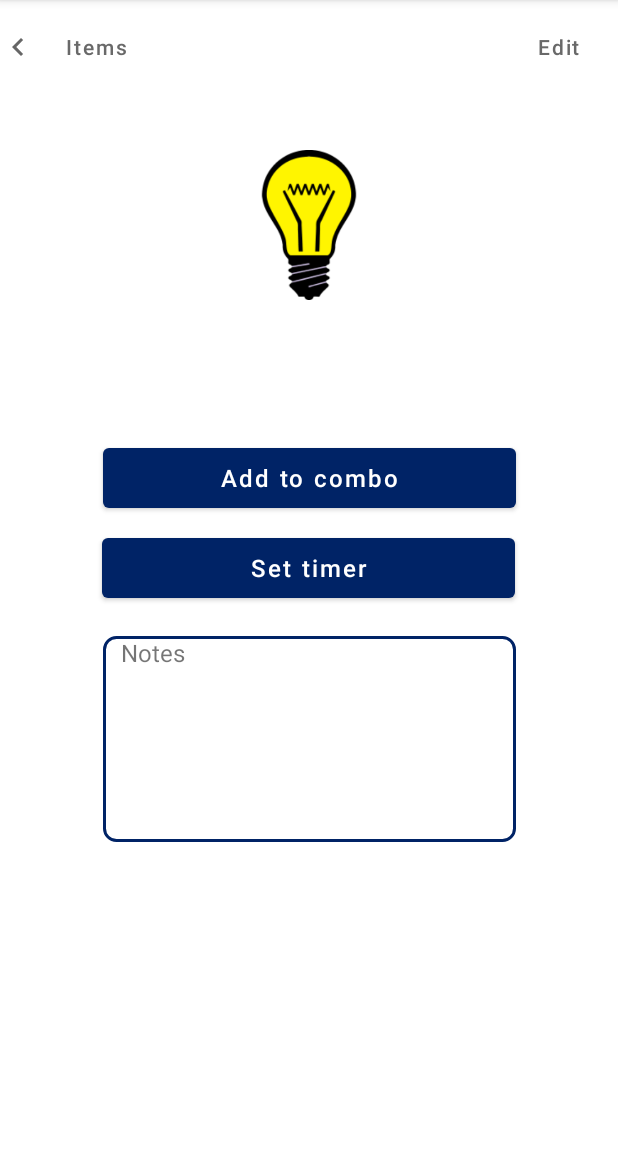
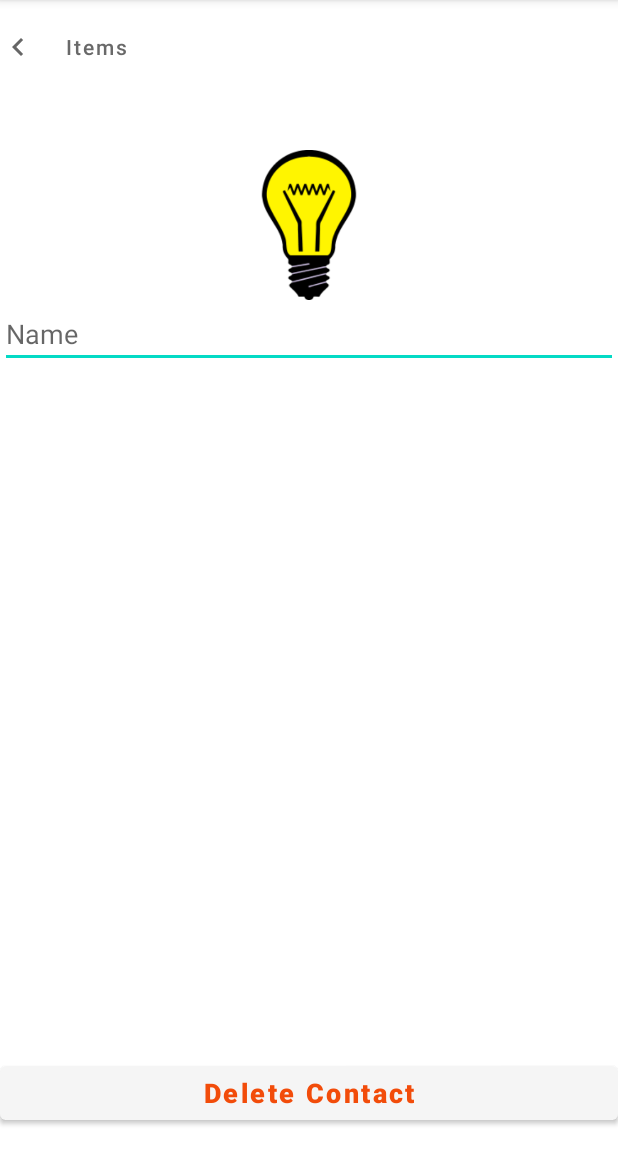
Before and after one commit to guyp98/smartHome, an Android app: the EditItem screen opened directly, with no data from a screen before it, on a phone screen of 412 x 824 dp, the part 84-1236 px from its top. Run offline under Robolectric (Android 15) with nearby library versions, the phone set to English and light mode, and no system bars; 1 statement that could not run was skipped.

Commit message:
edit screen, new commands
adding edit screen which allows currently to change names.
onClickListener for switch so that we can notify when turned on and off.
changed the json commands for itemDataInitialiseResponse

```diff
--- a/src/ClientAndroidApp/RealProject/app/src/main/AndroidManifest.xml
+++ b/src/ClientAndroidApp/RealProject/app/src/main/AndroidManifest.xml
@@ -13,6 +13,7 @@
         android:theme="@style/Theme.RealProject"
         android:usesCleartextTraffic="true">
         <activity android:name=".EditItem"></activity>
+        <activity android:name=".ItemInfo" />
         <activity android:name=".RegisterScreen" />
         <activity android:name=".LoadingPage" />
         <activity android:name=".MainMenu" />
--- a/src/ClientAndroidApp/RealProject/app/src/main/java/com/example/realproject/EditItem.java
+++ b/src/ClientAndroidApp/RealProject/app/src/main/java/com/example/realproject/EditItem.java
@@ -2,38 +2,51 @@ package com.example.realproject;
 
 import androidx.appcompat.app.AppCompatActivity;
 
+import android.app.Activity;
 import android.content.Intent;
 import android.os.Bundle;
 import android.view.View;
+import android.widget.Button;
+import android.widget.EditText;
 import android.widget.ImageView;
-import android.widget.TextView;
 
 public class EditItem extends AppCompatActivity {
-
-     private TextView name;
-     private ImageView image;
-
+    private EditText nameEdit;
+    private ImageView image;
+    private String name;
+    private int imageInt;
+    private Button back2Info;
     @Override
     protected void onCreate(Bundle savedInstanceState) {
         super.onCreate(savedInstanceState);
         setContentView(R.layout.activity_edit_item);
+        Intent intent =getIntent();
+        name = intent.getStringExtra("area");
+        nameEdit = findViewById(R.id.edittext_edit_item_name);
+        image=findViewById(R.id.imageView_edititem);
+        nameEdit.setText(name);
+        back2Info = findViewById(R.id.button_items_back2);
+        imageInt = intent.getIntExtra("picture", -1);
+        image.setImageResource(imageInt);
+    }
 
-        name = findViewById(R.id.textView_appliance_name);
-        image = findViewById(R.id.imageView_appliance_kind);
-        Intent intent = getIntent();
-        String nameString = intent.getStringExtra("areaInput");
-        int imageInt = intent.getIntExtra("picture",-1);
-        name.setText(nameString);
-        image.setImageResource(imageInt);
+
+    public void onClickEdit(View view){
+            if(view.getId()==back2Info.getId()){
+
+                Intent resultIntent = new Intent();
+                //resultIntent.putExtra("type", typeString);
+                resultIntent.putExtra("area", nameEdit.getText().toString());
+                setResult(Activity.RESULT_OK, resultIntent);
+                finish();
+
+
+            }
+
+
+
+
+
 
     }
-
-    @Override
-    public void finish() {
-        super.finish();
-        overridePendingTransition(R.anim.slide_in_left, R.anim.slide_out_right);
-    }
-    public void back (View view){
-        finish();
-    }
 }
--- a/src/ClientAndroidApp/RealProject/app/src/main/res/anim/slide_in_left.xml
+++ b/src/ClientAndroidApp/RealProject/app/src/main/res/anim/slide_in_left.xml
@@ -2,7 +2,7 @@
 
 <set xmlns:android="http://schemas.android.com/apk/res/android">
     <translate
-        android:duration="@android:integer/config_mediumAnimTime"
+        android:duration="@android:integer/config_shortAnimTime"
         android:fromXDelta="-100%p"
         android:toXDelta="0" />
 </set>
--- a/src/ClientAndroidApp/RealProject/app/src/main/res/anim/slide_in_right.xml
+++ b/src/ClientAndroidApp/RealProject/app/src/main/res/anim/slide_in_right.xml
@@ -2,7 +2,7 @@
 
 <set xmlns:android="http://schemas.android.com/apk/res/android">
     <translate
-        android:duration="@android:integer/config_mediumAnimTime"
+        android:duration="@android:integer/config_shortAnimTime"
         android:fromXDelta="100%p"
         android:toXDelta="0" />
 </set>
--- a/src/ClientAndroidApp/RealProject/app/src/main/res/anim/slide_out_left.xml
+++ b/src/ClientAndroidApp/RealProject/app/src/main/res/anim/slide_out_left.xml
@@ -2,7 +2,7 @@
 
 <set xmlns:android="http://schemas.android.com/apk/res/android">
     <translate
-        android:duration="@android:integer/config_mediumAnimTime"
+        android:duration="@android:integer/config_shortAnimTime"
         android:fromXDelta="0"
         android:toXDelta="-100%p" />
 </set>
--- a/src/ClientAndroidApp/RealProject/app/src/main/res/anim/slide_out_right.xml
+++ b/src/ClientAndroidApp/RealProject/app/src/main/res/anim/slide_out_right.xml
@@ -2,7 +2,7 @@
 
 <set xmlns:android="http://schemas.android.com/apk/res/android">
     <translate
-        android:duration="@android:integer/config_mediumAnimTime"
+        android:duration="@android:integer/config_shortAnimTime"
         android:fromXDelta="0"
         android:toXDelta="100%p" />
 </set>
--- a/src/ClientAndroidApp/RealProject/app/src/main/res/layout/activity_edit_item.xml
+++ b/src/ClientAndroidApp/RealProject/app/src/main/res/layout/activity_edit_item.xml
@@ -4,39 +4,10 @@
     xmlns:tools="http://schemas.android.com/tools"
     android:layout_width="match_parent"
     android:layout_height="match_parent"
-    android:background="#FFFFFF"
     tools:context=".EditItem">
 
-    <Button
-        android:id="@+id/button_items_return"
-        android:layout_width="80dp"
-        android:layout_height="46dp"
-        android:layout_marginTop="8dp"
-        android:background="?android:attr/selectableItemBackground"
-        android:onClick="back"
-        android:text="Items"
-        android:textAllCaps="false"
-
-        android:textColor="@color/darkGrey"
-        app:layout_constraintStart_toEndOf="@+id/imageView"
-        app:layout_constraintTop_toTopOf="parent" />
-
-    <Button
-        android:id="@+id/button_edit_single_item"
-        android:layout_width="80dp"
-        android:layout_height="46dp"
-        android:layout_marginTop="8dp"
-        android:background="?android:attr/selectableItemBackground"
-        android:onClick="back"
-        android:text="Edit"
-        android:textAllCaps="false"
-        android:textColor="@color/darkGrey"
-        app:backgroundTint="#FFFFFF"
-        app:layout_constraintEnd_toEndOf="parent"
-        app:layout_constraintTop_toTopOf="parent" />
-
     <ImageView
-        android:id="@+id/imageView"
+        android:id="@+id/imageView_Chevron_left_info"
         android:layout_width="wrap_content"
         android:layout_height="wrap_content"
         android:layout_marginTop="19dp"
@@ -44,8 +15,21 @@
         app:layout_constraintTop_toTopOf="parent"
         android:src="@drawable/ic_chevron_left_24" />
 
+    <Button
+        android:id="@+id/button_items_back2"
+        android:layout_width="80dp"
+        android:layout_height="46dp"
+        android:layout_marginTop="8dp"
+        android:background="?android:attr/selectableItemBackground"
+        android:onClick="onClickEdit"
+        android:text="Items"
+        android:textAllCaps="false"
+
+        android:textColor="@color/darkGrey"
+        app:layout_constraintStart_toEndOf="@+id/imageView_Chevron_left_info"
+        app:layout_constraintTop_toTopOf="parent" />
     <ImageView
-        android:id="@+id/imageView_appliance_kind"
+        android:id="@+id/imageView_edititem"
         android:layout_width="100dp"
         android:layout_height="100dp"
         android:layout_marginTop="100dp"
@@ -54,55 +38,29 @@
         app:layout_constraintTop_toTopOf="parent"
         app:srcCompat="@drawable/picture_lightbuldyellow" />
 
-    <TextView
-        android:id="@+id/textView_appliance_name"
-        android:layout_width="wrap_content"
+    <EditText
+        android:id="@+id/edittext_edit_item_name"
+        android:layout_width="match_parent"
         android:layout_height="wrap_content"
-        android:layout_marginTop="12dp"
-        android:text="Dans Room"
-        android:textSize="20sp"
+        android:hint="Name"
         app:layout_constraintEnd_toEndOf="parent"
         app:layout_constraintStart_toStartOf="parent"
-        app:layout_constraintTop_toBottomOf="@+id/imageView_appliance_kind" />
+        app:layout_constraintTop_toBottomOf="@+id/imageView_edititem" />
 
     <Button
-        android:id="@+id/button_add_to_combo"
-        android:layout_width="275dp"
-        android:layout_height="52dp"
-        android:layout_marginTop="53dp"
-        android:text="Add to combo"
+        android:id="@+id/button"
+        android:layout_width="match_parent"
+        android:layout_height="wrap_content"
+        android:layout_marginBottom="15dp"
+        android:text="Delete Contact"
         android:textAllCaps="false"
-        android:textSize="16dp"
+        android:textColor="@color/red"
+        android:textSize="18dp"
+        android:textStyle="bold"
+        app:backgroundTint="@color/lightGrey"
+        app:layout_constraintBottom_toBottomOf="parent"
         app:layout_constraintEnd_toEndOf="parent"
-        app:layout_constraintStart_toStartOf="parent"
-        app:layout_constraintTop_toBottomOf="@+id/textView_appliance_name" />
-
-    <Button
-        android:id="@+id/button_set_timer"
-        android:layout_width="275dp"
-        android:layout_height="52dp"
-        android:layout_marginTop="8dp"
-        android:text="Set timer"
-        android:textAllCaps="false"
-
-        android:textSize="16dp"
-        app:layout_constraintEnd_toEndOf="parent"
-        app:layout_constraintHorizontal_bias="0.496"
-        app:layout_constraintStart_toStartOf="parent"
-        app:layout_constraintTop_toBottomOf="@+id/button_add_to_combo" />
-
-    <TextView
-        android:id="@+id/textView_notes"
-        android:layout_width="275dp"
-        android:layout_height="137dp"
-        android:layout_marginTop="19dp"
-        android:background="@drawable/text_view_border"
-        android:text="   Notes"
-        android:textSize="16dp"
-        app:layout_constraintEnd_toEndOf="parent"
-        app:layout_constraintStart_toStartOf="parent"
-        app:layout_constraintTop_toBottomOf="@+id/button_set_timer" />
-
+        app:layout_constraintStart_toStartOf="parent" />
 
 
 </androidx.constraintlayout.widget.ConstraintLayout>
--- a/src/ClientAndroidApp/RealProject/app/src/main/res/layout/activity_login_page.xml
+++ b/src/ClientAndroidApp/RealProject/app/src/main/res/layout/activity_login_page.xml
@@ -64,7 +64,8 @@
         android:layout_height="wrap_content"
         android:layout_marginTop="10dp"
         android:onClick="onClickLogin"
-
+        android:textAllCaps="false"
+        android:textSize="18dp"
         android:text="Login"
         app:layout_constraintEnd_toEndOf="parent"
         app:layout_constraintStart_toStartOf="parent"
@@ -75,7 +76,8 @@
         android:layout_width="wrap_content"
         android:layout_height="wrap_content"
         app:backgroundTint="@color/blue"
-
+        android:textAllCaps="false"
+        android:textSize="18dp"
         android:layout_marginTop="20dp"
         android:text="Register"
         android:onClick="onClickLogin"
--- a/src/ClientAndroidApp/RealProject/app/src/main/res/layout/activity_main.xml
+++ b/src/ClientAndroidApp/RealProject/app/src/main/res/layout/activity_main.xml
@@ -12,6 +12,8 @@
         android:layout_height="wrap_content"
         android:text="@string/items"
         android:onClick="onButtonClick"
+        android:textAllCaps="false"
+        android:textSize="18dp"
         app:layout_constraintBottom_toBottomOf="parent"
         app:layout_constraintEnd_toEndOf="parent"
         app:layout_constraintHorizontal_bias="0.501"
@@ -23,7 +25,7 @@
         android:layout_width="wrap_content"
         android:layout_height="wrap_content"
         android:text="@string/danandguy"
-        android:textSize="24dp"
+        android:textSize="18dp"
         app:layout_constraintBottom_toTopOf="@+id/buttonItems"
         app:layout_constraintEnd_toEndOf="parent"
         app:layout_constraintStart_toStartOf="parent"
@@ -35,6 +37,8 @@
         android:layout_height="wrap_content"
         android:text="@string/combos"
         android:onClick="onButtonClick"
+        android:textAllCaps="false"
+        android:textSize="18dp"
         app:layout_constraintBottom_toBottomOf="parent"
         app:layout_constraintEnd_toEndOf="parent"
         app:layout_constraintStart_toStartOf="parent"
--- a/src/ClientAndroidApp/RealProject/app/src/main/res/layout/activity_register_screen.xml
+++ b/src/ClientAndroidApp/RealProject/app/src/main/res/layout/activity_register_screen.xml
@@ -92,7 +92,9 @@
         android:layout_height="wrap_content"
         android:layout_marginTop="100dp"
         android:onClick="onClickLogin"
-        android:text="register"
+        android:text="Register"
+        android:textAllCaps="false"
+        android:textSize="18dp"
         app:layout_constraintEnd_toEndOf="parent"
         app:layout_constraintStart_toStartOf="parent"
         app:layout_constraintTop_toBottomOf="@+id/passwordRegister" />
--- a/src/ClientAndroidApp/RealProject/app/src/main/res/values/colors.xml
+++ b/src/ClientAndroidApp/RealProject/app/src/main/res/values/colors.xml
@@ -10,7 +10,7 @@
     <color name="white">#FFFFFFFF</color>
     <color name="red">#F24c0a</color>
     <color name="darkGrey">#696969</color>
-    <color name="lightGrey">#A9A9A9</color>
+    <color name="lightGrey">#F5F5F5</color>
     <color name="blue">#002366</color>
 
 
```
Also changed, not shown: src/ClientAndroidApp/RealProject/app/src/main/java/com/example/realproject/AddScreen.java (+10 -12 lines), src/ClientAndroidApp/RealProject/app/src/main/java/com/example/realproject/ItemInfo.java (added, +77 -0 lines), src/ClientAndroidApp/RealProject/app/src/main/java/com/example/realproject/Items.java (+55 -18 lines), src/ClientAndroidApp/RealProject/app/src/main/java/com/example/realproject/ProgramAdapter.java (+35 -13 lines), src/ClientAndroidApp/RealProject/app/src/main/java/com/example/realproject/ProgramViewHolder.java (+5 -2 lines), src/ClientAndroidApp/RealProject/app/src/main/res/layout/activity_add_screen.xml (+18 -3 lines), src/ClientAndroidApp/RealProject/app/src/main/res/layout/activity_item_info.xml (added, +108 -0 lines), src/ClientAndroidApp/RealProject/app/src/main/res/layout/activity_items.xml (+12 -8 lines).
